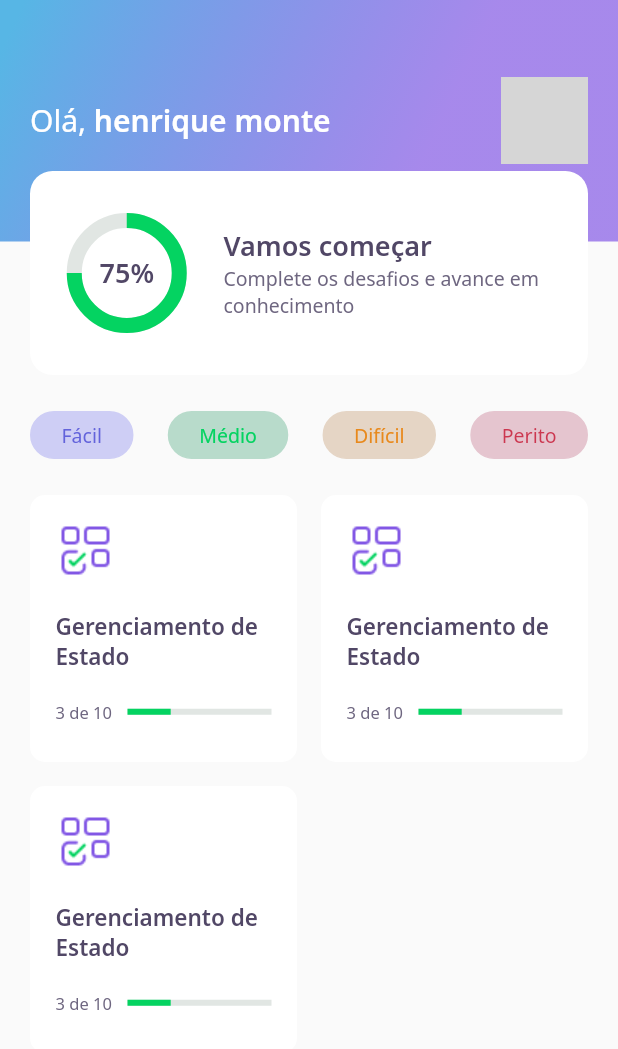
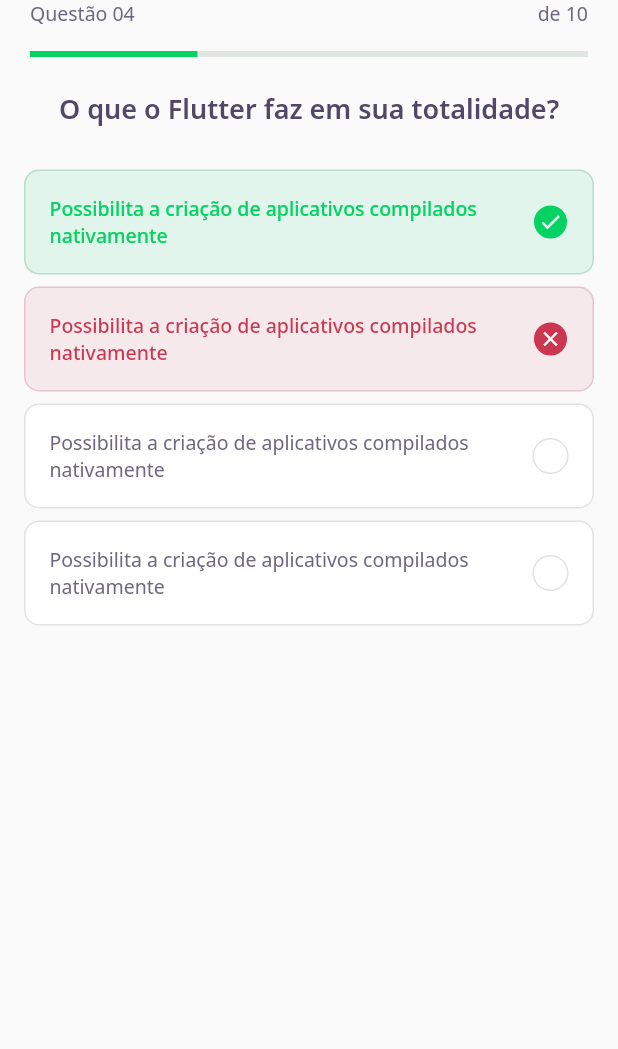
Before and after one commit to ohenriquemonte/devquiz-nlw5-rktst, a Flutter app: the screen it shows after launch, on a phone screen of 412 x 824 dp. Shown: the top 1049 px of the screen. Run offline on Flutter 3.47's test engine with Material 2 defaults, Android fonts, the phone set to English and light mode, and no system bars; our stand-ins replace google_fonts; grey boxes are pictures that could not be loaded.

Commit message:
Aula 02 - Pagina de Pergunta e Cards de Respostas

```diff
--- /dev/null
+++ b/lib/challenge/challenge_page.dart
@@ -0,0 +1,29 @@
+import 'package:DevQuiz/challenge/widgets/question_indicator/question_indicator_widget.dart';
+import 'package:DevQuiz/challenge/widgets/quiz/quiz_widget.dart';
+import 'package:DevQuiz/home/widgets/quiz_card/quiz_card_widget.dart';
+import 'package:flutter/material.dart';
+
+class ChallengePage extends StatefulWidget {
+  ChallengePage({Key? key}) : super(key: key);
+
+  @override
+  _ChallengePageState createState() => _ChallengePageState();
+}
+
+class _ChallengePageState extends State<ChallengePage> {
+  @override
+  Widget build(BuildContext context) {
+    return Scaffold(
+      appBar: PreferredSize(
+        preferredSize: Size.fromHeight(60),
+        child: SafeArea(
+          top: true,
+          child: QuestionIndicatorWidget(),
+        ),
+      ),
+      body: QuizWidget(
+        title: 'O que o Flutter faz em sua totalidade?',
+      ),
+    );
+  }
+}
--- /dev/null
+++ b/lib/challenge/widgets/answer/answer_widget.dart
@@ -0,0 +1,77 @@
+import 'package:DevQuiz/core/app_colors.dart';
+import 'package:DevQuiz/core/app_text_styles.dart';
+import 'package:flutter/material.dart';
+
+class AnswerWidget extends StatelessWidget {
+  final String title;
+  final bool isRight;
+  final bool isSelected;
+
+  AnswerWidget({
+    Key? key,
+    required this.title,
+    this.isRight = false,
+    this.isSelected = false,
+  }) : super(key: key);
+
+  Color get _selectedColorRight =>
+      isRight ? AppColors.darkGreen : AppColors.darkRed;
+
+  Color get _selectedBorderRight =>
+      isRight ? AppColors.lightGreen : AppColors.lightRed;
+
+  Color get _selectedColorCardRight =>
+      isRight ? AppColors.lightGreen : AppColors.lightRed;
+
+  Color get _selectedBorderCardRight =>
+      isRight ? AppColors.green : AppColors.red;
+
+  TextStyle get _selectedTextStyleRight =>
+      isRight ? AppTextStyles.bodyDarkGreen : AppTextStyles.bodyDarkRed;
+
+  IconData get _selectedIconRight => isRight ? Icons.check : Icons.close;
+
+  @override
+  Widget build(BuildContext context) {
+    return Padding(
+      padding: const EdgeInsets.symmetric(horizontal: 16, vertical: 4),
+      child: Container(
+        padding: EdgeInsets.all(16),
+        decoration: BoxDecoration(
+          color: isSelected ? _selectedColorCardRight : AppColors.white,
+          borderRadius: BorderRadius.circular(10),
+          border: Border.fromBorderSide(BorderSide(
+              color: isSelected ? _selectedBorderCardRight : AppColors.border)),
+        ),
+        child: Row(
+          mainAxisAlignment: MainAxisAlignment.spaceBetween,
+          children: [
+            Expanded(
+                child: Text(
+              title,
+              style: isSelected ? _selectedTextStyleRight : AppTextStyles.body,
+            )),
+            Container(
+              decoration: BoxDecoration(
+                color: isSelected ? _selectedColorRight : AppColors.white,
+                borderRadius: BorderRadius.circular(500),
+                border: Border.fromBorderSide(BorderSide(
+                  color: isSelected ? _selectedBorderRight : AppColors.border,
+                )),
+              ),
+              width: 24,
+              height: 24,
+              child: isSelected
+                  ? Icon(
+                      _selectedIconRight,
+                      color: Colors.white,
+                      size: 16,
+                    )
+                  : null,
+            ),
+          ],
+        ),
+      ),
+    );
+  }
+}
--- /dev/null
+++ b/lib/challenge/widgets/question_indicator/question_indicator_widget.dart
@@ -0,0 +1,35 @@
+import 'package:DevQuiz/core/app_text_styles.dart';
+import 'package:DevQuiz/shared/widgets/progress_indicator/progress_indicator_widget.dart';
+import 'package:flutter/material.dart';
+
+class QuestionIndicatorWidget extends StatelessWidget {
+  QuestionIndicatorWidget({Key? key}) : super(key: key);
+
+  @override
+  Widget build(BuildContext context) {
+    return Container(
+      padding: const EdgeInsets.symmetric(horizontal: 20),
+      child: Column(
+        children: [
+          Row(
+            mainAxisAlignment: MainAxisAlignment.spaceBetween,
+            children: [
+              Text(
+                'Questão 04',
+                style: AppTextStyles.body,
+              ),
+              Text(
+                ' de 10',
+                style: AppTextStyles.body,
+              ),
+            ],
+          ),
+          SizedBox(
+            height: 16,
+          ),
+          ProgressIndicatorWidget(value: 0.3),
+        ],
+      ),
+    );
+  }
+}
--- /dev/null
+++ b/lib/challenge/widgets/quiz/quiz_widget.dart
@@ -0,0 +1,45 @@
+import 'package:DevQuiz/challenge/widgets/answer/answer_widget.dart';
+import 'package:DevQuiz/core/core.dart';
+import 'package:flutter/material.dart';
+
+class QuizWidget extends StatelessWidget {
+  final String title;
+
+  QuizWidget({Key? key, required this.title}) : super(key: key);
+
+  @override
+  Widget build(BuildContext context) {
+    return Container(
+      child: Column(
+        children: [
+          Text(title, style: AppTextStyles.heading),
+          SizedBox(height: 24),
+          AnswerWidget(
+            isRight: true,
+            isSelected: true,
+            title:
+                'Possibilita a criação de aplicativos compilados nativamente',
+          ),
+          AnswerWidget(
+            isRight: false,
+            isSelected: true,
+            title:
+                'Possibilita a criação de aplicativos compilados nativamente',
+          ),
+          AnswerWidget(
+            isRight: false,
+            isSelected: false,
+            title:
+                'Possibilita a criação de aplicativos compilados nativamente',
+          ),
+          AnswerWidget(
+            isRight: true,
+            isSelected: false,
+            title:
+                'Possibilita a criação de aplicativos compilados nativamente',
+          )
+        ],
+      ),
+    );
+  }
+}
--- a/lib/core/app_widget.dart
+++ b/lib/core/app_widget.dart
@@ -1,13 +1,16 @@
+import 'package:DevQuiz/challenge/challenge_page.dart';
 import 'package:DevQuiz/home/home_page.dart';
 import 'package:DevQuiz/splash/splash_page.dart';
 import 'package:flutter/material.dart';
 
 class AppWidget extends StatelessWidget {
+  AppWidget({Key? key}) : super(key: key);
+
   @override
   Widget build(BuildContext context) {
     return MaterialApp(
       title: "DevQuiz",
-      home: HomePage(),
+      home: ChallengePage(),
     );
   }
 }
--- a/lib/home/widgets/quiz_card/quiz_card_widget.dart
+++ b/lib/home/widgets/quiz_card/quiz_card_widget.dart
@@ -1,3 +1,4 @@
+import 'package:DevQuiz/shared/widgets/progress_indicator/progress_indicator_widget.dart';
 import 'package:flutter/material.dart';
 import 'package:DevQuiz/core/app_colors.dart';
 import 'package:DevQuiz/core/core.dart';
@@ -33,12 +34,7 @@ class QuizCardWidget extends StatelessWidget {
               ),
               Expanded(
                 flex: 2,
-                child: LinearProgressIndicator(
-                  value: 0.3,
-                  backgroundColor: AppColors.chartSecondary,
-                  valueColor:
-                      AlwaysStoppedAnimation<Color>(AppColors.chartPrimary),
-                ),
+                child: ProgressIndicatorWidget(value: 0.3),
               ),
             ],
           ),
--- a/lib/main.dart
+++ b/lib/main.dart
@@ -6,6 +6,8 @@ void main() {
 }
 
 class MyApp extends StatelessWidget {
+  MyApp({Key? key}) : super(key: key);
+
   @override
   Widget build(BuildContext context) {
     return MaterialApp(
--- /dev/null
+++ b/lib/shared/widgets/progress_indicator/progress_indicator_widget.dart
@@ -0,0 +1,17 @@
+import 'package:DevQuiz/core/app_colors.dart';
+import 'package:flutter/material.dart';
+
+class ProgressIndicatorWidget extends StatelessWidget {
+  final double value;
+
+  ProgressIndicatorWidget({Key? key, required this.value}) : super(key: key);
+
+  @override
+  Widget build(BuildContext context) {
+    return LinearProgressIndicator(
+      value: value,
+      backgroundColor: AppColors.chartSecondary,
+      valueColor: AlwaysStoppedAnimation<Color>(AppColors.chartPrimary),
+    );
+  }
+}
```
